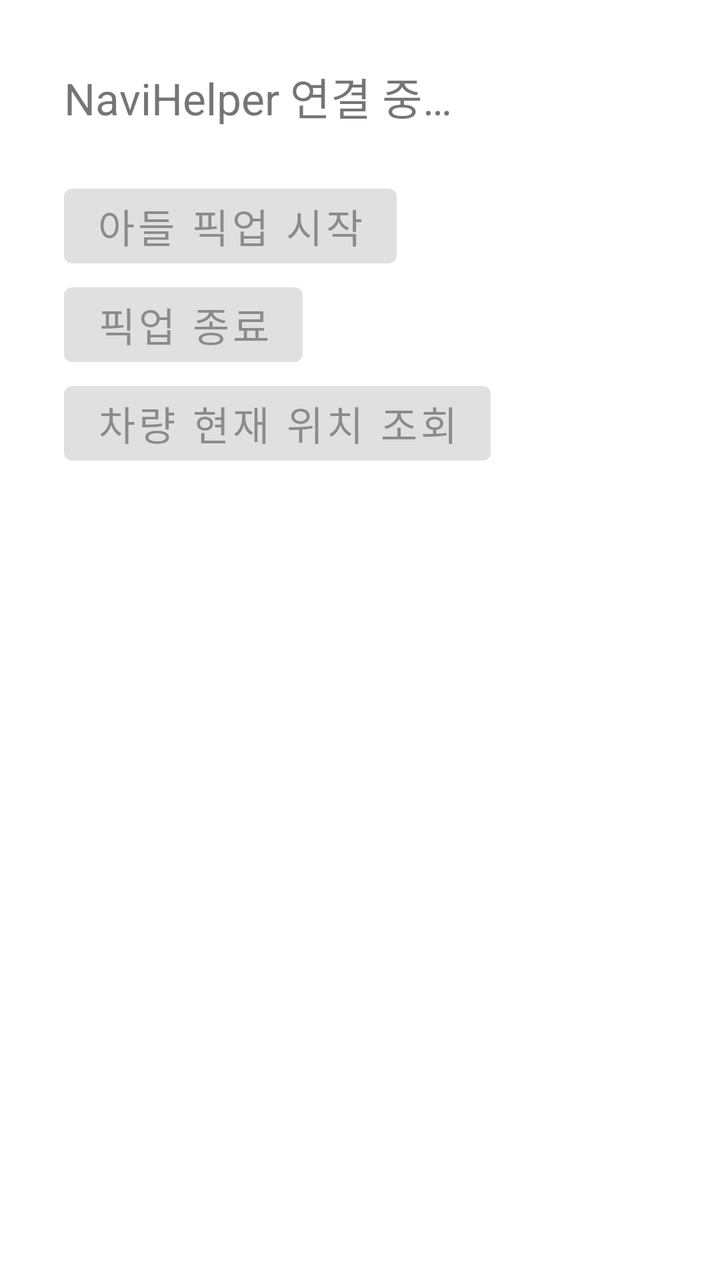
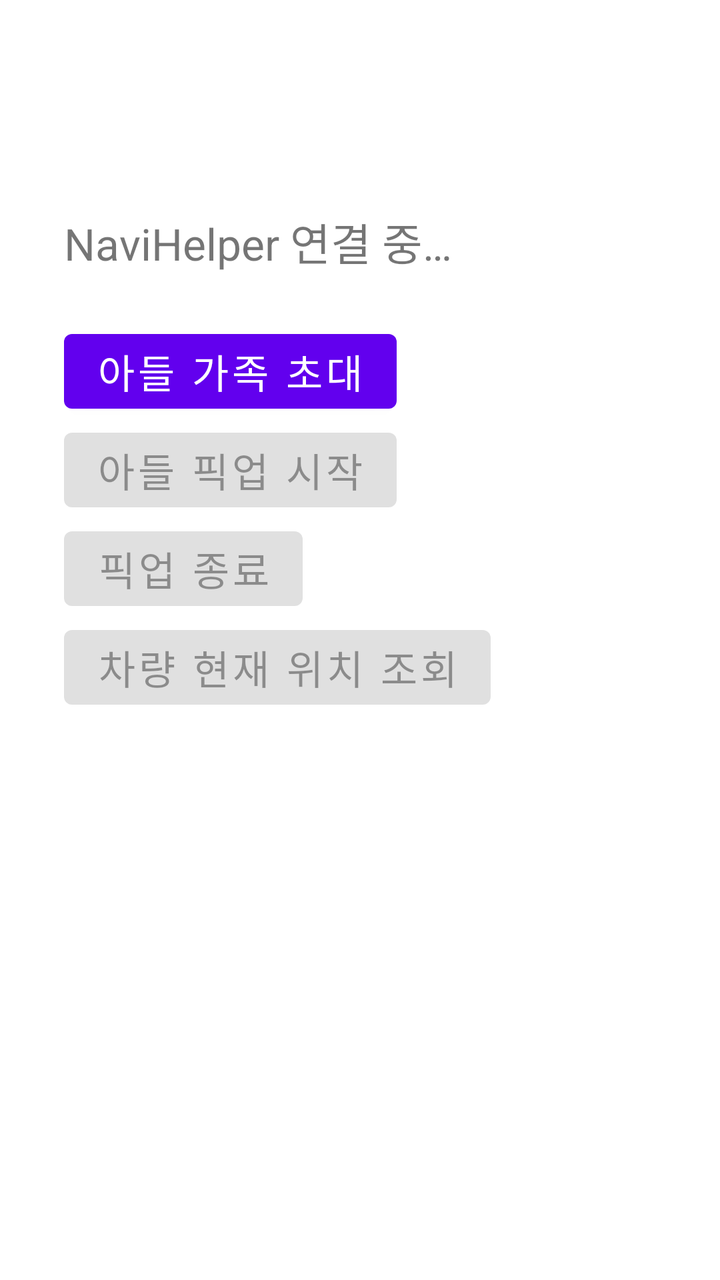

An Android layout rendered at two revisions. The XML below is the earlier revision; the diff shows what the commit changed to produce the second picture.
<!-- AndroidManifest.xml: application theme Theme.PleosFinder -->
<!-- res/layout/activity_main.xml -->
<?xml version="1.0" encoding="utf-8"?>
<LinearLayout xmlns:android="http://schemas.android.com/apk/res/android"
    android:layout_width="match_parent"
    android:layout_height="match_parent"
    android:orientation="vertical"
    android:padding="32dp">

    <TextView
        android:id="@+id/statusText"
        android:layout_width="match_parent"
        android:layout_height="wrap_content"
        android:layout_marginBottom="24dp"
        android:text="@string/status_connecting"
        android:textSize="22sp" />

    <Button
        android:id="@+id/startPickupButton"
        android:layout_width="wrap_content"
        android:layout_height="wrap_content"
        android:enabled="false"
        android:text="@string/action_start_pickup"
        android:textSize="20sp" />

    <Button
        android:id="@+id/stopPickupButton"
        android:layout_width="wrap_content"
        android:layout_height="wrap_content"
        android:enabled="false"
        android:text="@string/action_stop_pickup"
        android:textSize="20sp" />

    <Button
        android:id="@+id/locationButton"
        android:layout_width="wrap_content"
        android:layout_height="wrap_content"
        android:enabled="false"
        android:text="@string/action_current_location"
        android:textSize="20sp" />

</LinearLayout>
<!-- resources referenced by this layout -->
<resources>
  <string name="action_current_location">차량 현재 위치 조회</string>
  <string name="action_start_pickup">아들 픽업 시작</string>
  <string name="action_stop_pickup">픽업 종료</string>
  <string name="status_connecting">NaviHelper 연결 중…</string>
  <style name="Theme.PleosFinder" parent="Theme.MaterialComponents.DayNight.DarkActionBar">
          
          <item name="colorPrimary">@color/purple_500</item>
          <item name="colorPrimaryVariant">@color/purple_700</item>
          <item name="colorOnPrimary">@color/white</item>
          
          <item name="colorSecondary">@color/teal_200</item>
          <item name="colorSecondaryVariant">@color/teal_700</item>
          <item name="colorOnSecondary">@color/black</item>
          
          <item name="android:statusBarColor">?attr/colorPrimaryVariant</item>
          
      </style>
  <color name="purple_500">#FF6200EE</color>
  <color name="purple_700">#FF3700B3</color>
  <color name="white">#FFFFFFFF</color>
  <color name="teal_200">#FF03DAC5</color>
  <color name="teal_700">#FF018786</color>
  <color name="black">#FF000000</color>
</resources>

<!-- the commit's change to res/layout/activity_main.xml (unified diff, before → after) -->
@@ -6,12 +6,34 @@
     android:padding="32dp">
 
     <TextView
+        android:id="@+id/accountText"
+        android:layout_width="match_parent"
+        android:layout_height="wrap_content"
+        android:layout_marginBottom="8dp"
+        android:textSize="16sp" />
+
+    <TextView
+        android:id="@+id/memberText"
+        android:layout_width="match_parent"
+        android:layout_height="wrap_content"
+        android:layout_marginBottom="16dp"
+        android:textSize="20sp"
+        android:textStyle="bold" />
+
+    <TextView
         android:id="@+id/statusText"
         android:layout_width="match_parent"
         android:layout_height="wrap_content"
         android:layout_marginBottom="24dp"
         android:text="@string/status_connecting"
         android:textSize="22sp" />
+
+    <Button
+        android:id="@+id/inviteButton"
+        android:layout_width="wrap_content"
+        android:layout_height="wrap_content"
+        android:text="@string/action_invite"
+        android:textSize="20sp" />
 
     <Button
         android:id="@+id/startPickupButton"
<!-- resource entries referenced after the edit -->
@@ -1,6 +1,7 @@
 <!-- resources referenced by this layout -->
 <resources>
   <string name="action_current_location">차량 현재 위치 조회</string>
+  <string name="action_invite">아들 가족 초대</string>
   <string name="action_start_pickup">아들 픽업 시작</string>
   <string name="action_stop_pickup">픽업 종료</string>
   <string name="status_connecting">NaviHelper 연결 중…</string>
